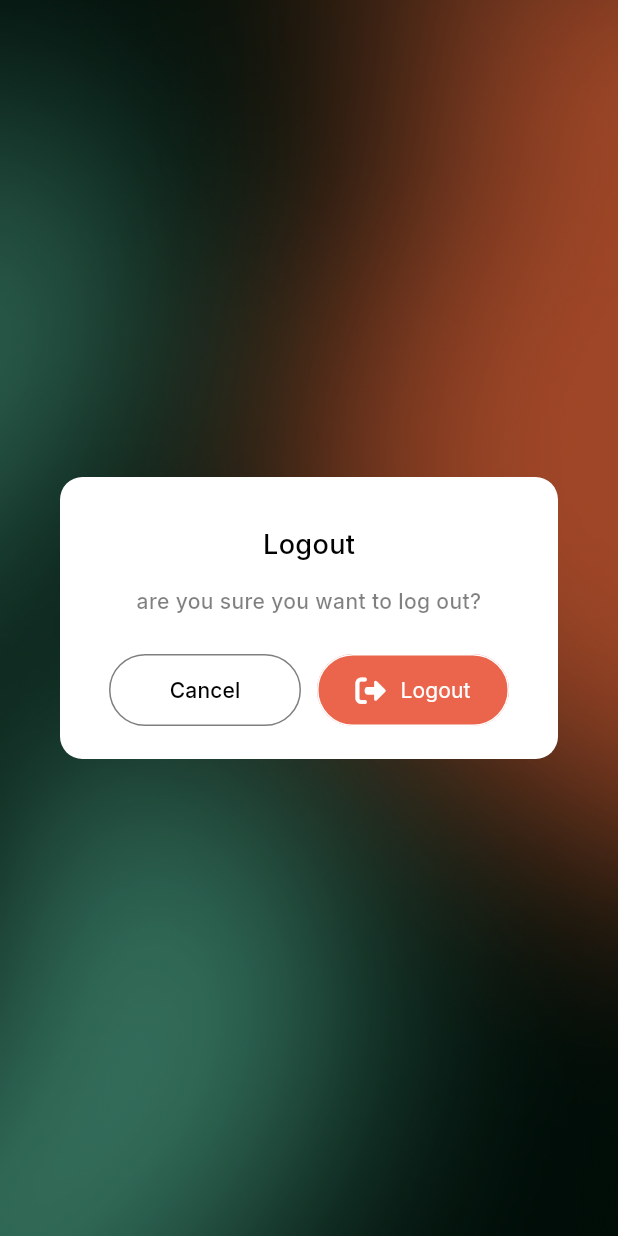
After one commit to afnas-sys/chat_app_firebase, a Flutter app: the LogoutScreen screen opened directly, on a phone screen of 412 x 824 dp. The commit adds this screen. Run offline on Flutter 3.47's test engine with Material 3 defaults, Android fonts, the phone set to English and light mode, and no system bars; our stand-ins replace dash_chat_2, font_awesome_flutter, google_fonts, page_transition.

Commit message:
Logout- ui completed

```diff
--- /dev/null
+++ b/lib/features/chat_screen/widget/custom_dialog.dart
@@ -0,0 +1,114 @@
+import 'package:flutter/material.dart';
+import 'package:support_chat/utils/constants/app_colors.dart';
+import 'package:support_chat/utils/constants/theme.dart';
+import 'package:support_chat/utils/widgets/custom_elevated_button.dart';
+
+class CustomDialog extends StatelessWidget {
+  final String title;
+  final String content;
+  final String button1Text;
+  final String button2Text;
+  final VoidCallback button1Action;
+  final VoidCallback button2Action;
+  final IconData? button1Icon; // optional
+  final IconData? button2Icon; // optional
+
+  const CustomDialog({
+    super.key,
+    required this.title,
+    required this.content,
+    required this.button1Text,
+    required this.button2Text,
+    required this.button1Action,
+    required this.button2Action,
+    this.button1Icon,
+    this.button2Icon,
+  });
+
+  @override
+  Widget build(BuildContext context) {
+    return Dialog(
+      backgroundColor: AppColors.primaryColor,
+      shape: RoundedRectangleBorder(borderRadius: BorderRadius.circular(15)),
+      child: Padding(
+        padding: const EdgeInsets.only(
+          left: 22,
+          right: 22,
+          top: 32,
+          bottom: 22,
+        ),
+        child: Column(
+          mainAxisSize: MainAxisSize.min,
+          children: [
+            Text(
+              title,
+              style: Theme.of(context).textTheme.titleMediumSecondary,
+            ),
+            const SizedBox(height: 15),
+            Text(
+              content,
+              style: Theme.of(context).textTheme.bodyMediumThird,
+              textAlign: TextAlign.center,
+            ),
+            const SizedBox(height: 25),
+            Row(
+              mainAxisAlignment: MainAxisAlignment.spaceEvenly,
+              children: [
+                CustomElevatedButton(
+                  onPressed: button1Action,
+                  hasBorder: true,
+                  borderColor: AppColors.fourteenthColor,
+                  borderRadius: 30,
+                  backgroundColor: AppColors.primaryColor,
+                  height: 48,
+                  width: 128,
+                  child: Row(
+                    mainAxisAlignment: MainAxisAlignment.center,
+                    children: [
+                      if (button1Icon != null) ...[
+                        Icon(
+                          button1Icon,
+                          size: 20,
+                          color: AppColors.primaryColor,
+                        ),
+                        const SizedBox(width: 10),
+                      ],
+                      Text(
+                        button1Text,
+                        style: Theme.of(context).textTheme.bodyMediumSecondary,
+                      ),
+                    ],
+                  ),
+                ),
+                CustomElevatedButton(
+                  onPressed: button2Action,
+                  borderRadius: 30,
+                  backgroundColor: AppColors.seventhColor,
+                  height: 48,
+                  width: 128,
+                  child: Row(
+                    mainAxisAlignment: MainAxisAlignment.center,
+                    children: [
+                      if (button2Icon != null) ...[
+                        Icon(
+                          button2Icon,
+                          size: 20,
+                          color: AppColors.primaryColor,
+                        ),
+                        const SizedBox(width: 10),
+                      ],
+                      Text(
+                        button2Text,
+                        style: Theme.of(context).textTheme.bodyMediumPrimary,
+                      ),
+                    ],
+                  ),
+                ),
+              ],
+            ),
+          ],
+        ),
+      ),
+    );
+  }
+}
--- /dev/null
+++ b/lib/features/logout_screen/logout_screen.dart
@@ -0,0 +1,48 @@
+import 'package:flutter/material.dart';
+import 'package:font_awesome_flutter/font_awesome_flutter.dart';
+import 'package:support_chat/features/chat_screen/widget/custom_dialog.dart';
+import 'package:support_chat/utils/constants/app_image.dart';
+import 'package:support_chat/utils/constants/app_text.dart';
+import 'package:support_chat/utils/router/routes_names.dart';
+
+class LogoutScreen extends StatelessWidget {
+  const LogoutScreen({super.key});
+
+  @override
+  Widget build(BuildContext context) {
+    return Scaffold(
+      body: Container(
+        width: double.infinity,
+        height: double.infinity,
+        decoration: const BoxDecoration(
+          image: DecorationImage(
+            image: AssetImage(AppImage.appBg),
+            fit: BoxFit.cover,
+          ),
+        ),
+
+        child: CustomDialog(
+          title: 'Logout',
+          content: 'are you sure you want to log out?',
+          button1Text: AppText.dialogCancel,
+          button2Text: 'Logout',
+          button2Icon: FontAwesomeIcons.rightFromBracket,
+          button1Action: () {
+            Navigator.pushNamedAndRemoveUntil(
+              context,
+              RoutesNames.homeScreen,
+              (_) => false,
+            );
+          },
+          button2Action: () {
+            Navigator.pushNamedAndRemoveUntil(
+              context,
+              RoutesNames.loginScreen,
+              (_) => false,
+            );
+          },
+        ),
+      ),
+    );
+  }
+}
--- a/lib/utils/constants/app_colors.dart
+++ b/lib/utils/constants/app_colors.dart
@@ -16,4 +16,5 @@ class AppColors {
   static final eleventhColor = Color(0XFF010101).withOpacity(0.2);
   static final twelfthColor = Color(0XFF010101).withOpacity(0.5);
   static final thirteenthColor = Color(0XFF010101);
+  static final fourteenthColor = Color(0XFF000000).withOpacity(0.5);
 }
--- a/lib/utils/constants/app_image.dart
+++ b/lib/utils/constants/app_image.dart
@@ -7,4 +7,6 @@ class AppImage {
   static const String user5 = 'assets/images/user5.png';
   static const String user6 = 'assets/images/user6.png';
   static const String user7 = 'assets/images/user7.png';
+  //profile
+  static const String profile = 'assets/images/profile.png';
 }
--- a/lib/utils/constants/app_text.dart
+++ b/lib/utils/constants/app_text.dart
@@ -3,4 +3,17 @@ class AppText {
   static const String loginSubtitle =
       'Sign in to manage user issues and provide support';
   static const String chatTitle = 'Chatapp';
+
+  //block user sheet
+  static const String blockUserDialogTitle = 'Block User';
+  static const String blockUserDialogContent =
+      'Are you sure you want to block this user? Once blocked, they will no longer be able to send messages or raise support tickets.';
+  static const String blockUserDialogBlock = 'Block';
+  static const String dialogCancel = 'Cancel';
+
+  //delete sheet
+  static const String deleteDialogTitle = 'Delete Chat';
+  static const String deleteDialogContent =
+      'Are you sure you want to delete this chat history? This action cannot be undone.';
+  static const String deleteDialogDelete = 'Delete';
 }
--- a/lib/utils/widgets/custom_bottom_bar.dart
+++ b/lib/utils/widgets/custom_bottom_bar.dart
@@ -1,6 +1,8 @@
 import 'package:flutter/material.dart';
 import 'package:font_awesome_flutter/font_awesome_flutter.dart';
+import 'package:support_chat/features/call_screen/view/call_screen.dart';
 import 'package:support_chat/features/home_screen/view/home_screen.dart';
+import 'package:support_chat/features/logout_screen/logout_screen.dart';
 import 'package:support_chat/utils/constants/app_colors.dart';
 
 class CustomBottomBar extends StatefulWidget {
@@ -12,7 +14,7 @@ class CustomBottomBar extends StatefulWidget {
 
 class _CustomBottomBarState extends State<CustomBottomBar> {
   int _currentIndex = 0;
-  List<Widget> bodys = [HomeScreen(), HomeScreen(), HomeScreen()];
+  List<Widget> bodys = [HomeScreen(), CallScreen(), LogoutScreen()];
   @override
   Widget build(BuildContext context) {
     return Scaffold(
```
Also changed, not shown: lib/features/call_screen/call_tile/call_tile.dart (added, +107 -0 lines), lib/features/call_screen/view/call_screen.dart (added, +78 -0 lines), lib/features/chat_screen/widget/chat_appbar.dart (+37 -4 lines), lib/utils/constants/theme.dart (+10 -0 lines), assets/images/profile.png (added).
